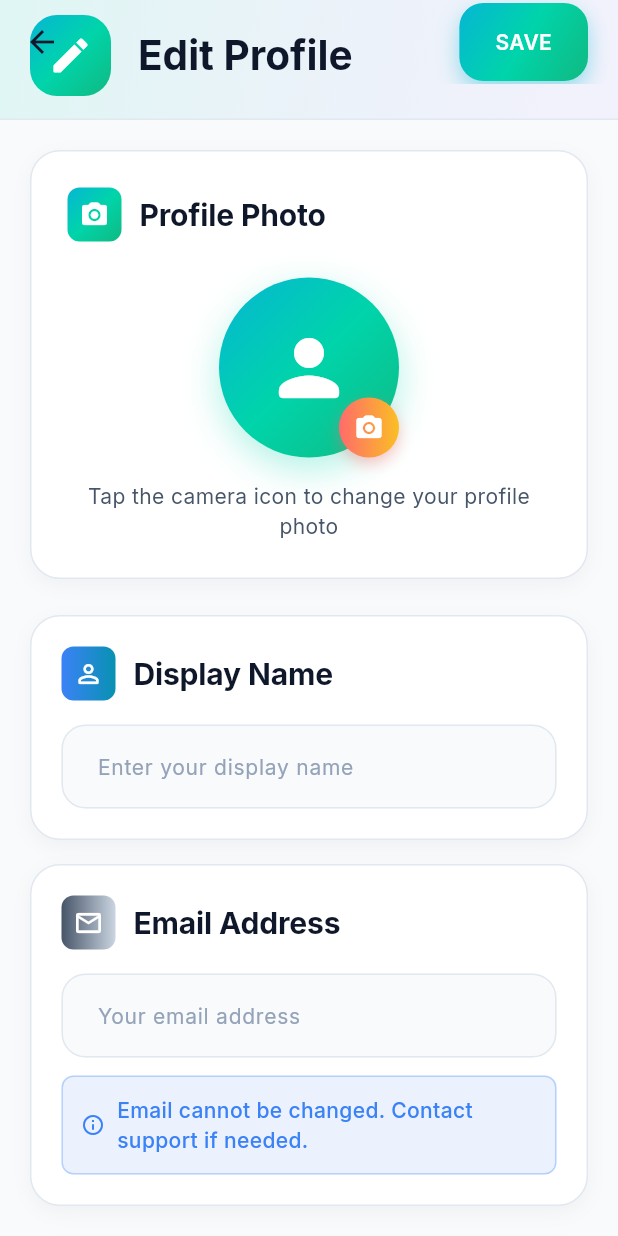
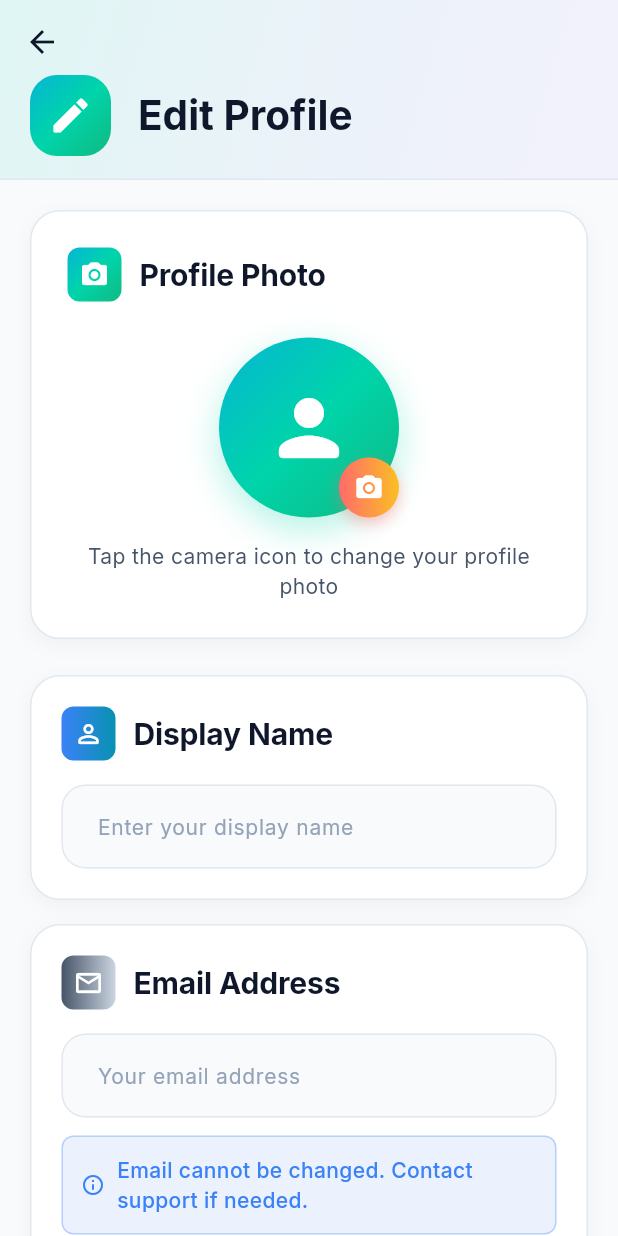
Before and after one commit to DulinaS/TrashTagger, a Flutter app: the EditProfileScreen screen opened directly, on a phone screen of 412 x 824 dp. Run offline on Flutter 3.47's test engine with Material 3 defaults, Android fonts, the phone set to English and light mode, and no system bars; our stand-ins replace cached_network_image, camera, cloud_firestore, cloud_functions, firebase_auth, firebase_core and 10 more; missing offline and left inert: maps_launcher; accounts and stored records are empty; network calls fail.

Commit message:
Fix edit profile screen to match app bar through app

```diff
--- a/lib/screens/profile/edit_profile_screen.dart
+++ b/lib/screens/profile/edit_profile_screen.dart
@@ -447,7 +447,7 @@ class _EditProfileScreenState extends State<EditProfileScreen>
 
   Widget _buildModernAppBar() {
     return SliverAppBar(
-      expandedHeight: 80,
+      expandedHeight: 120,
       floating: false,
       pinned: true,
       backgroundColor: AppTheme.backgroundPrimary,
@@ -488,17 +488,6 @@ class _EditProfileScreenState extends State<EditProfileScreen>
         ),
         titlePadding: const EdgeInsets.only(left: 20, bottom: 16),
       ),
-      actions: [
-        if (!_isLoading)
-          Padding(
-            padding: const EdgeInsets.only(right: 20),
-            child: ModernGradientButton(
-              text: 'SAVE',
-              onPressed: _saveProfile,
-              gradient: AppTheme.primaryGradient,
-            ),
-          ),
-      ],
     );
   }
 
```
